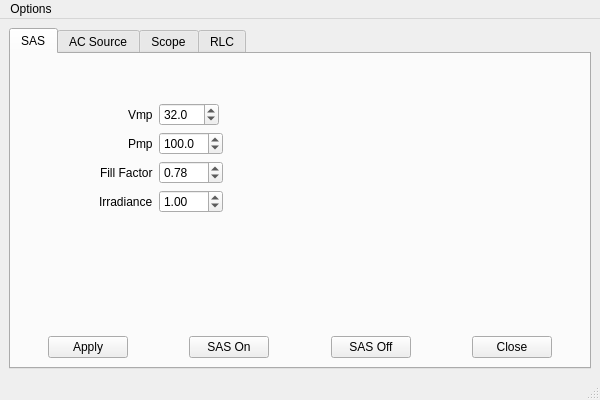
The window that ui/One_GUI_To_Rule_Them_All.ui (fsd16/One_Gui_To_Rule_Them_All) describes before a commit, drawn with Qt 5.
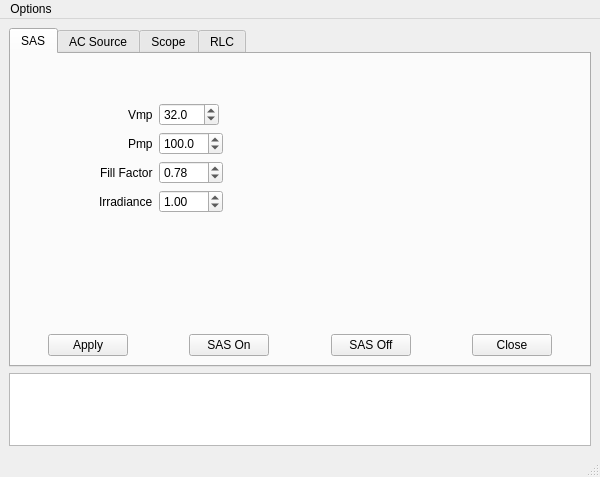
The same window after the commit. Custom widgets are drawn as their Qt base class.

Commit message: Basic logging added to main window

What changed in the file:
```diff
--- a/ui/One_GUI_To_Rule_Them_All.ui
+++ b/ui/One_GUI_To_Rule_Them_All.ui
@@ -7,7 +7,7 @@
     <x>0</x>
     <y>0</y>
     <width>600</width>
-    <height>400</height>
+    <height>477</height>
    </rect>
   </property>
   <property name="windowTitle">
@@ -17,6 +17,12 @@
    <layout class="QGridLayout" name="gridLayout_7">
     <item row="0" column="1">
      <widget class="QTabWidget" name="tabWidget">
+      <property name="minimumSize">
+       <size>
+        <width>582</width>
+        <height>339</height>
+       </size>
+      </property>
       <property name="currentIndex">
        <number>0</number>
       </property>
@@ -1073,6 +1079,9 @@
       </widget>
      </widget>
     </item>
+    <item row="1" column="1">
+     <widget class="QPlainTextEditLogger" name="central_textEdit_log"/>
+    </item>
    </layout>
   </widget>
   <widget class="QMenuBar" name="menubar">
@@ -1118,6 +1127,11 @@
    <header>pyqtgraph</header>
    <container>1</container>
   </customwidget>
+  <customwidget>
+   <class>QPlainTextEditLogger</class>
+   <extends>QPlainTextEdit</extends>
+   <header>log</header>
+  </customwidget>
  </customwidgets>
  <resources/>
  <connections/>
```
The commit also changes 3 other files.
